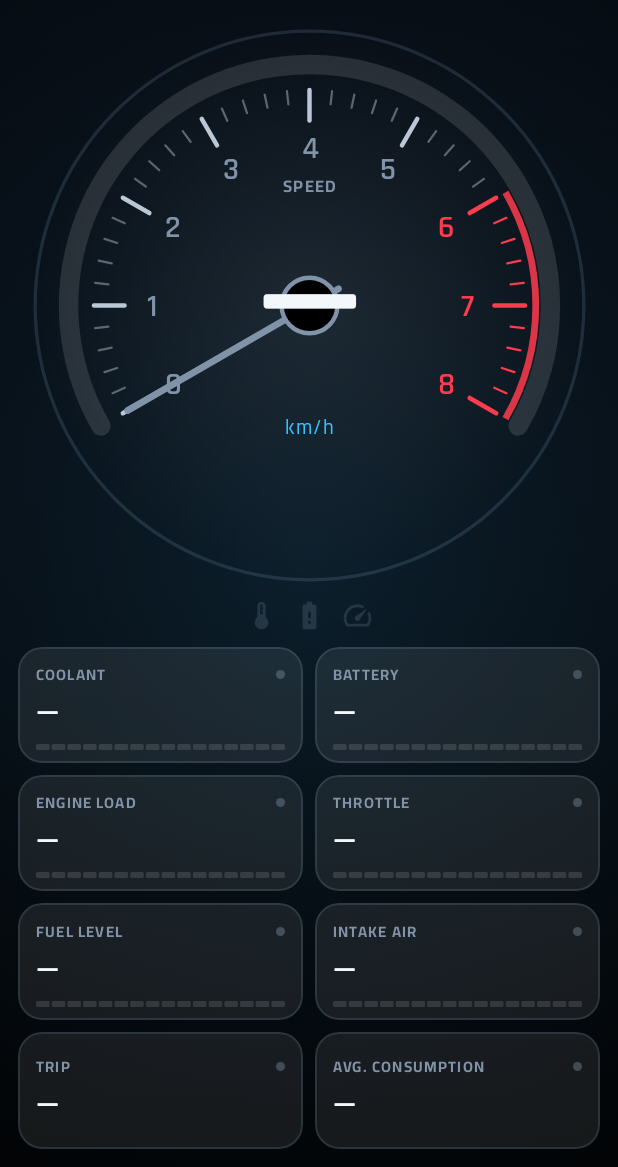
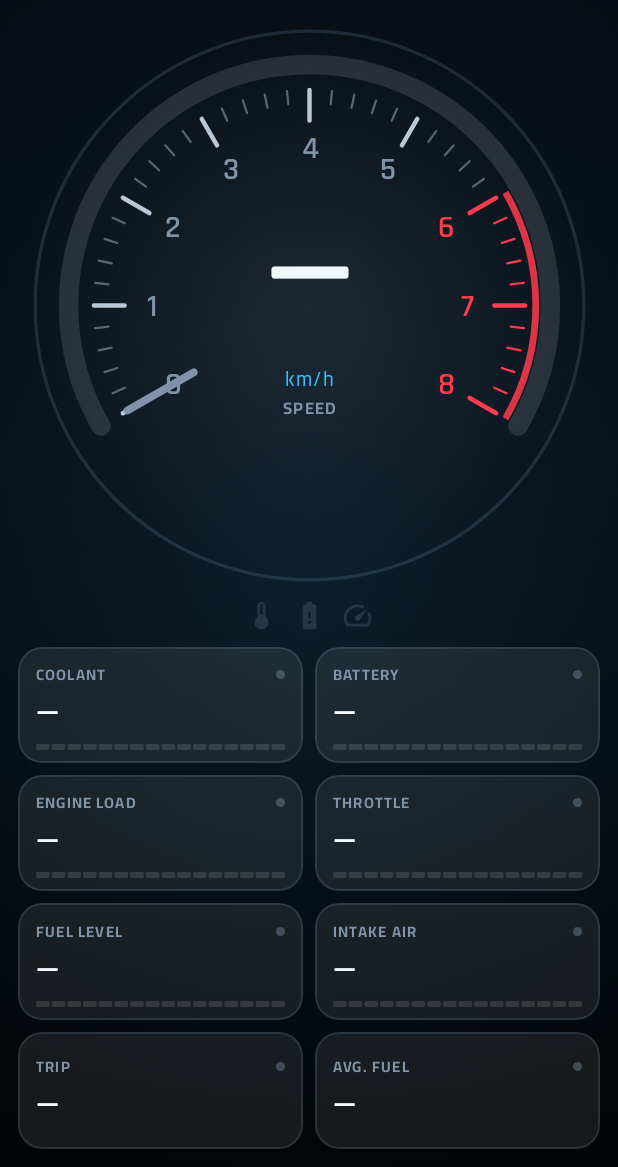
Before and after one commit to Abdelrahman1994-prog/Jac-app, an Android app built with Jetpack Compose: the screen it shows after launch (MainActivity), item 2 of the bottom bar chosen, on a phone screen of 412 x 824 dp, the part 69-1236 px from its top. Run offline under Robolectric (Android 15) with nearby library versions, the phone set to English and light mode, and no system bars; our stand-ins replace Dagger/Hilt's generated code, Room's generated code.

Commit message:
Cockpit polish: floating pointer, readable dial centre, LTR value/unit pairs in RTL
Co-Authored-By: Claude Opus 5.5 <noreply@anthropic.com>
Claude-Session: https://claude.ai/code/session_01EqNXJQmnGU7Nke7mPLuGat

```diff
--- a/core-ui/src/main/java/com/jacdrive/ui/components/Components.kt
+++ b/core-ui/src/main/java/com/jacdrive/ui/components/Components.kt
@@ -206,10 +206,14 @@ fun MetricReadout(
                 maxLines = 1, overflow = TextOverflow.Ellipsis,
             )
         }
-        Row(verticalAlignment = Alignment.Bottom) {
+        androidx.compose.runtime.CompositionLocalProvider(
+            androidx.compose.ui.platform.LocalLayoutDirection provides androidx.compose.ui.unit.LayoutDirection.Ltr,
+        ) {
+          Row(verticalAlignment = Alignment.Bottom) {
             Text(value, style = Readout.Medium, color = valueColor)
             Spacer(Modifier.width(4.dp))
             Text(unit, style = Readout.Unit, color = MaterialTheme.colorScheme.onSurfaceVariant, modifier = Modifier.padding(bottom = 4.dp))
+          }
         }
     }
 }
--- a/core-ui/src/main/java/com/jacdrive/ui/gauge/CircularGauge.kt
+++ b/core-ui/src/main/java/com/jacdrive/ui/gauge/CircularGauge.kt
@@ -246,12 +246,11 @@ private fun DrawScope.drawNeedle(
         inDanger -> style.critical
         else -> style.accent
     }
-    val tail = Offset(c.x - cos(a).toFloat() * d * 0.06f, c.y - sin(a).toFloat() * d * 0.06f)
+    // Floating pointer: drawn only on the outer ring so it never covers the centre readout.
+    val tail = Offset(c.x + cos(a).toFloat() * length * 0.62f, c.y + sin(a).toFloat() * length * 0.62f)
     val tip = Offset(c.x + cos(a).toFloat() * (length - d * 0.01f), c.y + sin(a).toFloat() * (length - d * 0.01f))
     if (style.gauge.glow && hasValue) {
         drawLine(color.copy(alpha = 0.18f), tail, tip, strokeWidth = d * 0.035f, cap = StrokeCap.Round)
     }
-    drawLine(color, tail, tip, strokeWidth = d * 0.012f, cap = StrokeCap.Round)
-    drawCircle(Color.Black, radius = d * 0.05f, center = c)
-    drawCircle(color, radius = d * 0.05f, center = c, style = Stroke(d * 0.008f))
+    drawLine(color, tail, tip, strokeWidth = d * 0.014f, cap = StrokeCap.Round)
 }
--- a/core-ui/src/main/java/com/jacdrive/ui/theme/Type.kt
+++ b/core-ui/src/main/java/com/jacdrive/ui/theme/Type.kt
@@ -52,6 +52,6 @@ object Readout {
     val Large = TextStyle(fontFamily = JacFonts.Display, fontWeight = FontWeight.Bold, fontSize = 56.sp, lineHeight = 56.sp)
     val Medium = TextStyle(fontFamily = JacFonts.Display, fontWeight = FontWeight.SemiBold, fontSize = 30.sp, lineHeight = 32.sp)
     val Small = TextStyle(fontFamily = JacFonts.Display, fontWeight = FontWeight.SemiBold, fontSize = 20.sp, lineHeight = 22.sp)
-    val Unit = TextStyle(fontFamily = JacFonts.Display, fontWeight = FontWeight.Medium, fontSize = 14.sp, letterSpacing = 0.08.em)
+    val Unit = TextStyle(fontFamily = JacFonts.Display, fontWeight = FontWeight.Medium, fontSize = 14.sp, letterSpacing = 0.08.em, textDirection = androidx.compose.ui.text.style.TextDirection.Ltr)
     val Caption = TextStyle(fontFamily = JacFonts.Body, fontWeight = FontWeight.SemiBold, fontSize = 11.sp, letterSpacing = 0.08.em)
 }
--- a/core-ui/src/main/res/values/strings.xml
+++ b/core-ui/src/main/res/values/strings.xml
@@ -18,7 +18,7 @@
     <string name="metric_map">Manifold pressure</string>
     <string name="metric_timing">Timing advance</string>
     <string name="metric_trip">Trip</string>
-    <string name="metric_avg_fuel">Avg. consumption</string>
+    <string name="metric_avg_fuel">Avg. fuel</string>
     <string name="metric_connection">OBD link</string>
 
     <string name="value_missing">—</string>
--- a/dashboard/src/main/java/com/jacdrive/dashboard/cockpit/CockpitWidgets.kt
+++ b/dashboard/src/main/java/com/jacdrive/dashboard/cockpit/CockpitWidgets.kt
@@ -83,7 +83,7 @@ fun CockpitTile(
             )
             FreshnessIndicator(d.freshness, style)
         }
-        Row(verticalAlignment = Alignment.Bottom) {
+        LtrRow {
             val valueText = when {
                 d.text != null -> d.text
                 d.unsupported -> stringResource(R.string.cockpit_na)
@@ -135,13 +135,12 @@ private fun DialCenter(
     unit: String,
     caption: String,
     style: CockpitStyle,
-    heroFraction: Float = 0.26f,
+    heroFraction: Float = 0.22f,
     secondary: String? = null,
 ) {
     BoxWithConstraints(Modifier.fillMaxSize(), contentAlignment = Alignment.Center) {
         val dial: Dp = if (maxWidth < maxHeight) maxWidth else maxHeight
         Column(horizontalAlignment = Alignment.CenterHorizontally) {
-            Text(caption.uppercase(), style = Readout.Caption, color = style.textDim)
             Text(
                 value,
                 style = Readout.Hero.copy(fontSize = (dial.value * heroFraction).sp, lineHeight = (dial.value * heroFraction).sp),
@@ -149,6 +148,7 @@ private fun DialCenter(
                 textAlign = TextAlign.Center,
             )
             Text(unit, style = Readout.Unit, color = style.accent)
+            Text(caption.uppercase(), style = Readout.Caption, color = style.textDim)
             if (secondary != null) {
                 Spacer(Modifier.height(4.dp))
                 Text(secondary, style = Readout.Small, color = style.textDim)
@@ -195,11 +195,11 @@ fun RpmDial(
                 unit = center.unit,
                 caption = stringResource(com.jacdrive.ui.R.string.metric_speed),
                 style = style,
-                heroFraction = 0.30f,
+                heroFraction = 0.25f,
                 secondary = rpm.text?.let { "$it rpm" },
             )
         } else {
-            DialCenter(rpm.text ?: "—", stringResource(R.string.cockpit_rpm_unit), stringResource(com.jacdrive.ui.R.string.metric_rpm), style, heroFraction = 0.2f)
+            DialCenter(rpm.text ?: "—", stringResource(R.string.cockpit_rpm_unit), stringResource(com.jacdrive.ui.R.string.metric_rpm), style, heroFraction = 0.18f)
         }
     }
 }
@@ -308,3 +308,14 @@ fun severityFor(widget: DashboardWidget, warnings: Map<Telltale, Severity>): Sev
     DashboardWidget.BATTERY_VOLTAGE -> warnings[Telltale.BATTERY_VOLTAGE]
     else -> null
 }
+
+
+/** Value + unit pairs read left-to-right in both languages ("41 %", "77 °C"). */
+@Composable
+internal fun LtrRow(content: @Composable androidx.compose.foundation.layout.RowScope.() -> Unit) {
+    androidx.compose.runtime.CompositionLocalProvider(
+        androidx.compose.ui.platform.LocalLayoutDirection provides androidx.compose.ui.unit.LayoutDirection.Ltr,
+    ) {
+        Row(verticalAlignment = Alignment.Bottom, content = content)
+    }
+}
```
Also changed, not shown: 2 other files.
